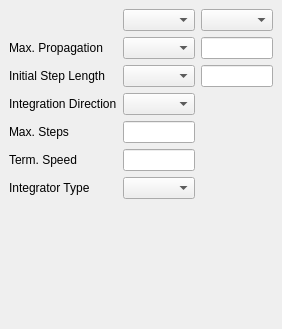
wildmichael/ParaView3-enhancements-old, file GUI/Client/Widgets/pqStreamTracerControls.ui: the form before one commit.
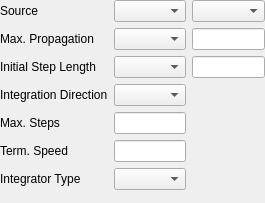
The form after the commit.

Commit message: ENH: StreamTracer filter works / created StreamTracer custom panel

```diff
--- a/GUI/Client/Widgets/pqStreamTracerControls.ui
+++ b/GUI/Client/Widgets/pqStreamTracerControls.ui
@@ -8,8 +8,8 @@
    <rect>
     <x>0</x>
     <y>0</y>
-    <width>263</width>
-    <height>329</height>
+    <width>265</width>
+    <height>203</height>
    </rect>
   </property>
   <property name="windowTitle" >
@@ -17,10 +17,10 @@
   </property>
   <layout class="QVBoxLayout" >
    <property name="margin" >
-    <number>9</number>
+    <number>0</number>
    </property>
    <property name="spacing" >
-    <number>6</number>
+    <number>5</number>
    </property>
    <item>
     <layout class="QGridLayout" >
@@ -102,6 +102,13 @@
      <item row="0" column="2" >
       <widget class="QComboBox" name="SelectInputVectors" />
      </item>
+     <item row="0" column="0" >
+      <widget class="QLabel" name="label_7" >
+       <property name="text" >
+        <string>Source</string>
+       </property>
+      </widget>
+     </item>
     </layout>
    </item>
    <item>
```
Left out of the diff: 12 changed lines with no effect on the pictures. The commit also changes 9 other files.
